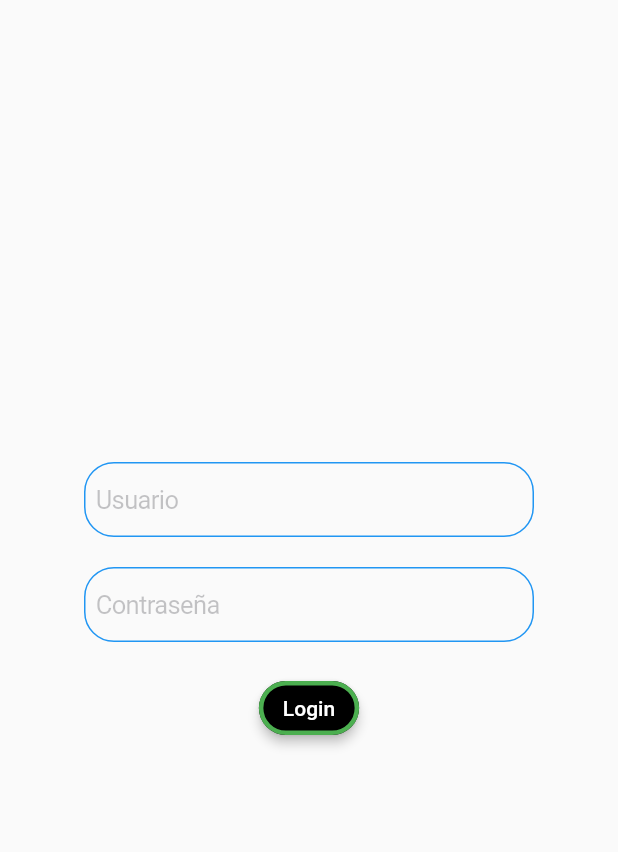
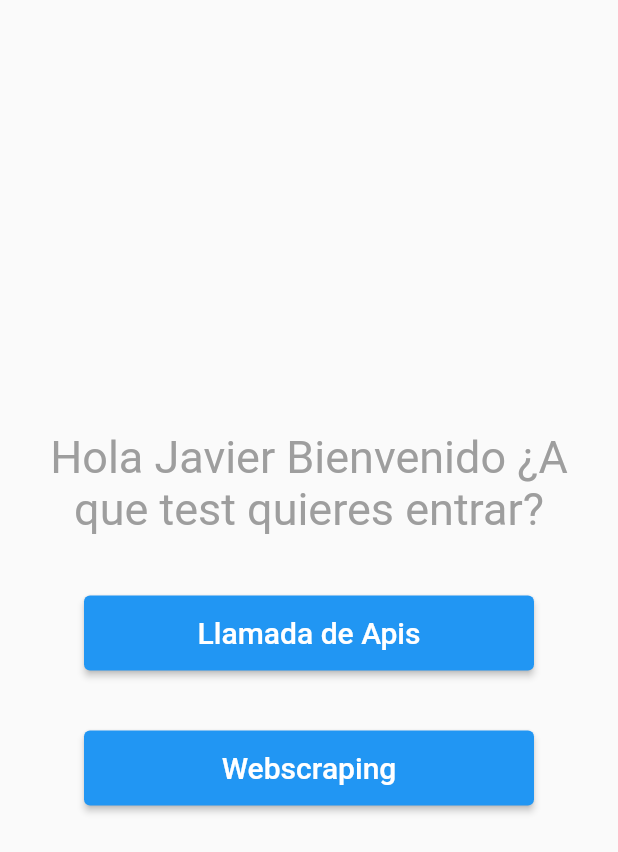
Before and after one commit to AiorosRa94/proyecto_javier, a Flutter app: the screen it shows after launch, on a phone screen of 412 x 824 dp. Shown: the top 852 px of the screen. Run offline on Flutter 3.47's test engine with Material 2 defaults, Android fonts, the phone set to English and light mode, and no system bars.

Commit message:
Webscraping 1

```diff
--- a/lib/Apis/Auth/ApiAuth.dart
+++ b/lib/Pages/ApisCall/Apis/Auth/ApiAuth.dart
@@ -2,7 +2,7 @@ import 'dart:convert';
 
 import 'package:flutter/foundation.dart';
 import 'package:http/http.dart' as http;
-import 'package:proyecto_javier/Apis/Auth/Estructuras/EstructuraAuth.dart';
+import 'package:proyecto_javier/Pages/ApisCall/Apis/Auth/Estructuras/EstructuraAuth.dart';
 
 class ApiAuth {
   Future<EstructuraAuth?> Auth(String usuario, String contrasenia) async {
--- a/lib/Pages/Login.dart
+++ b/lib/Pages/ApisCall/Login.dart
@@ -1,8 +1,8 @@
 import 'package:flutter/material.dart';
 import 'package:flutter/cupertino.dart';
-import 'package:proyecto_javier/Apis/Auth/ApiAuth.dart';
-import 'package:proyecto_javier/Apis/Auth/Estructuras/EstructuraAuth.dart';
-import 'package:proyecto_javier/Pages/sensores.dart';
+import 'package:proyecto_javier/Pages/ApisCall/Apis/Auth/ApiAuth.dart';
+import 'package:proyecto_javier/Pages/ApisCall/Apis/Auth/Estructuras/EstructuraAuth.dart';
+import 'package:proyecto_javier/Pages/ApisCall/sensores.dart';
 
 class Login extends StatelessWidget {
   const Login({super.key});
--- a/lib/Pages/sensores.dart
+++ b/lib/Pages/ApisCall/sensores.dart
@@ -1,5 +1,5 @@
 import 'package:flutter/material.dart';
-import 'package:proyecto_javier/Apis/Sensores/ApiSensores.dart';
+import 'package:proyecto_javier/Pages/ApisCall/Apis/Sensores/ApiSensores.dart';
 
 class Sensores extends StatelessWidget {
   String accessToken;
--- a/lib/main.dart
+++ b/lib/main.dart
@@ -1,5 +1,6 @@
 import 'package:flutter/material.dart';
-import 'package:proyecto_javier/Pages/Login.dart';
+import 'package:proyecto_javier/Pages/ApisCall/Login.dart';
+import 'package:proyecto_javier/Pages/WebScraping/WebScraping.dart';
 
 void main() {
   runApp(const MyApp());
@@ -16,7 +17,69 @@ class MyApp extends StatelessWidget {
       theme: ThemeData(
         primarySwatch: Colors.blue,
       ),
-      home: const Login(),
+      home: const Menu(),
     );
   }
 }
+
+class Menu extends StatelessWidget {
+  const Menu({super.key});
+
+  @override
+  Widget build(BuildContext context) {
+    return Scaffold(
+      body: Center(
+        child: Column(
+          mainAxisAlignment: MainAxisAlignment.center,
+          children: [
+            const Padding(
+              padding: EdgeInsets.all(20.0),
+              child: Text(
+                "Hola Javier Bienvenido ¿A que test quieres entrar?",
+                maxLines: 3,
+                textAlign: TextAlign.center,
+                style: TextStyle(color: Colors.grey, fontSize: 30),
+              ),
+            ),
+            Padding(
+              padding: const EdgeInsets.all(20.0),
+              child: SizedBox(
+                height: 50,
+                width: 300,
+                child: ElevatedButton(
+                  onPressed: () {
+                    Navigator.push(context, MaterialPageRoute(builder: (context) => const Login()));
+                  },
+                  child: const Text(
+                    "Llamada de Apis",
+                    maxLines: 1,
+                    textAlign: TextAlign.center,
+                    style: TextStyle(color: Colors.white, fontSize: 20),
+                  ),
+                ),
+              ),
+            ),
+            Padding(
+              padding: const EdgeInsets.all(20.0),
+              child: SizedBox(
+                height: 50,
+                width: 300,
+                child: ElevatedButton(
+                  onPressed: () {
+                    Navigator.push(context, MaterialPageRoute(builder: (context) => const WebScraping()));
+                  },
+                  child: const Text(
+                    "Webscraping",
+                    maxLines: 1,
+                    textAlign: TextAlign.center,
+                    style: TextStyle(color: Colors.white, fontSize: 20),
+                  ),
+                ),
+              ),
+            ),
+          ],
+        ),
+      ),
+    );
+  }
+}
--- a/pubspec.yaml
+++ b/pubspec.yaml
@@ -38,6 +38,7 @@ dependencies:
   cupertino_icons: ^1.0.2
   http: ^0.13.5
   provider: ^6.0.5
+  html: ^0.15.1
 
 dev_dependencies:
   flutter_test:
```
Also changed, not shown: lib/Pages/WebScraping/Apis/ApiGetInfoWeb.dart (added, +24 -0 lines), lib/Pages/WebScraping/Apis/EstructuraArticulo/Articulo.dart (added, +21 -0 lines), lib/Pages/WebScraping/WebScraping.dart (added, +61 -0 lines), lib/Pages/ApisCall/Apis/Auth/Estructuras/EstructuraAuth.dart (renamed from lib/Apis/Auth/Estructuras/EstructuraAuth.dart), lib/Pages/ApisCall/Apis/Sensores/ApiSensores.dart (renamed from lib/Apis/Sensores/ApiSensores.dart), pubspec.lock, 1 other file.
